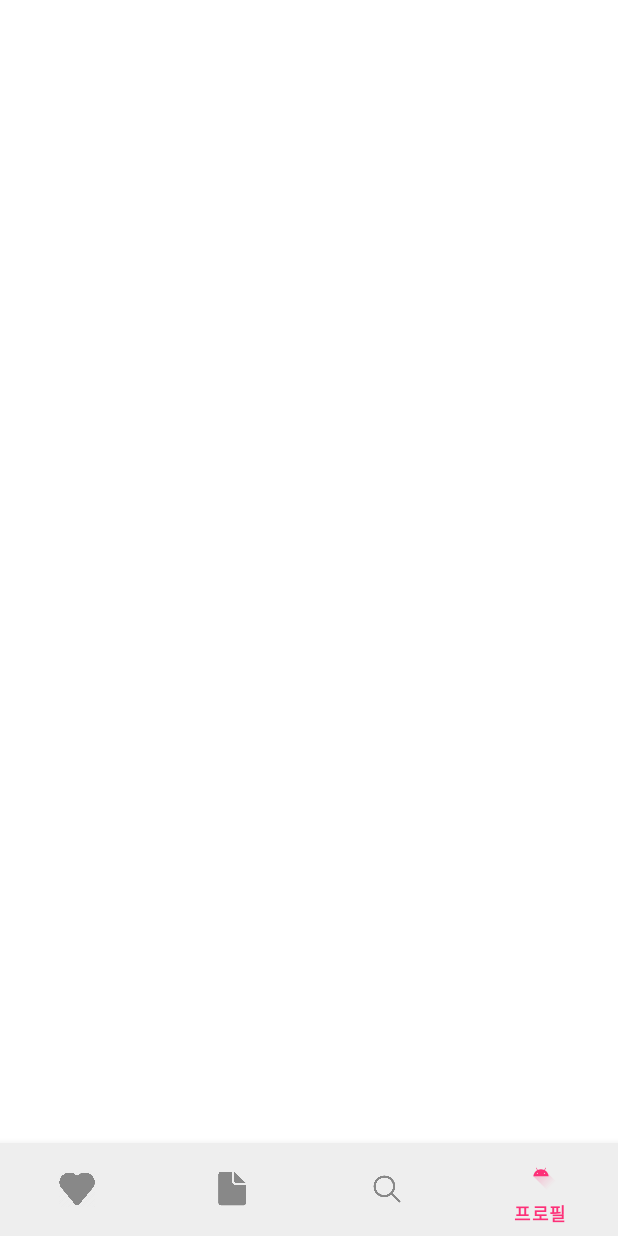
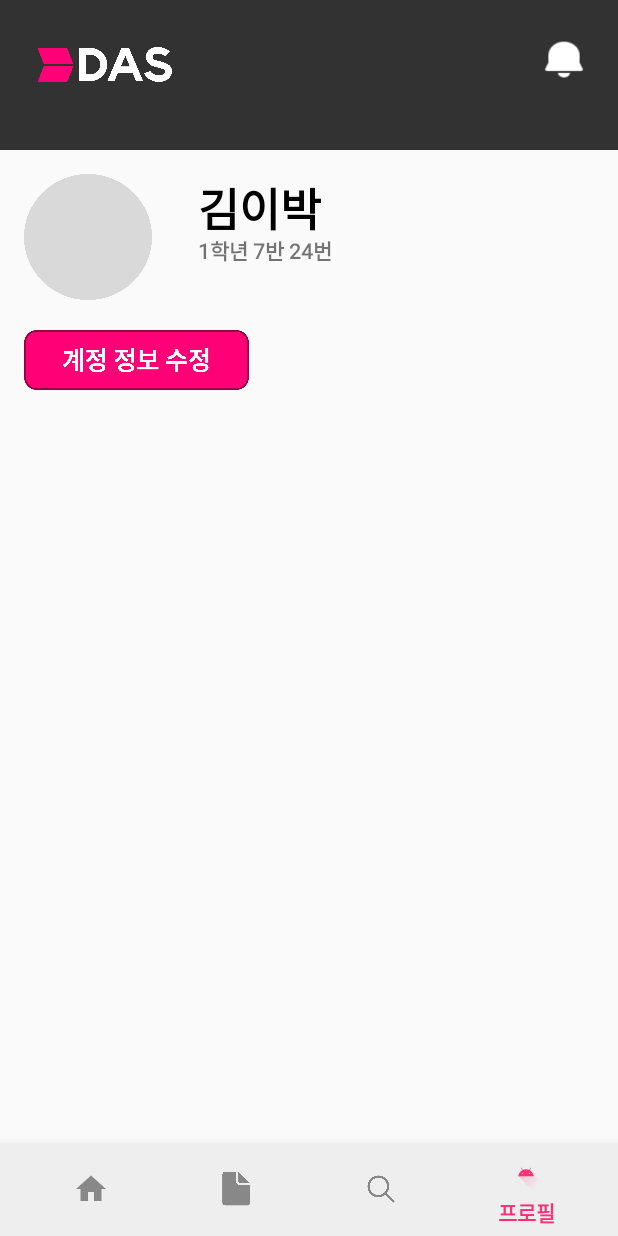
Before and after one commit to Dsm-DAS/DAS_Android, an Android app: the screen it shows after launch (MainActivity), item 4 of the bottom bar chosen, on a phone screen of 412 x 824 dp. Run offline under Robolectric (Android 15) with nearby library versions, the phone set to English and light mode, and no system bars.

Commit message:
커밋밋

```diff
--- /dev/null
+++ b/Das_Android/app/src/main/res/drawable/ic_baseline_home_24.xml
@@ -0,0 +1,5 @@
+<vector android:height="24dp" android:tint="#878787"
+    android:viewportHeight="24" android:viewportWidth="24"
+    android:width="24dp" xmlns:android="http://schemas.android.com/apk/res/android">
+    <path android:fillColor="@android:color/white" android:pathData="M10,20v-6h4v6h5v-8h3L12,3 2,12h3v8z"/>
+</vector>
--- a/Das_Android/app/src/main/res/layout/activity_main.xml
+++ b/Das_Android/app/src/main/res/layout/activity_main.xml
@@ -8,7 +8,7 @@
 
     <androidx.constraintlayout.widget.ConstraintLayout
         android:layout_width="match_parent"
-        android:layout_height="828dp"
+        android:layout_height="0dp"
         android:id="@+id/frame"
         app:layout_constraintBottom_toTopOf="@+id/bottomNavigationView"
         app:layout_constraintEnd_toEndOf="parent"
--- a/Das_Android/app/src/main/res/layout/fragment__mypage.xml
+++ b/Das_Android/app/src/main/res/layout/fragment__mypage.xml
@@ -1,13 +1,93 @@
 <FrameLayout xmlns:android="http://schemas.android.com/apk/res/android"
+    xmlns:app="http://schemas.android.com/apk/res-auto"
     xmlns:tools="http://schemas.android.com/tools"
     android:layout_width="match_parent"
     android:layout_height="match_parent"
     tools:context="Fragment.MypageFragment">
 
-    <!-- TODO: Update blank fragment layout -->
-    <TextView
+
+
+    <androidx.constraintlayout.widget.ConstraintLayout
         android:layout_width="match_parent"
-        android:layout_height="match_parent"
-        android:text="@string/hello_blank_fragment" />
+        android:layout_height="100dp"
+        android:background="#323232">
+
+        <ImageView
+            android:id="@+id/imageView"
+            android:layout_width="89dp"
+            android:layout_height="23dp"
+            android:layout_marginStart="25dp"
+            android:layout_marginTop="31dp"
+            android:background="@drawable/img"
+            app:layout_constraintStart_toStartOf="parent"
+            app:layout_constraintTop_toTopOf="parent">
+
+        </ImageView>
+
+        <ImageView
+            android:layout_width="33dp"
+            android:layout_height="29dp"
+            android:layout_marginTop="25dp"
+            android:layout_marginEnd="19dp"
+            android:background="@drawable/alarm"
+            app:layout_constraintEnd_toEndOf="parent"
+            app:layout_constraintTop_toTopOf="parent" />
+    </androidx.constraintlayout.widget.ConstraintLayout>
+
+    <androidx.constraintlayout.widget.ConstraintLayout
+        android:layout_width="match_parent"
+        android:layout_height="680dp"
+        android:layout_marginTop="100dp"
+        android:layout_marginBottom="300dp">
+
+
+        <ImageView
+            android:id="@+id/profile"
+            android:layout_width="85dp"
+            android:layout_height="84dp"
+            android:layout_marginStart="16dp"
+            android:layout_marginTop="16dp"
+            android:background="@drawable/img_2"
+            app:layout_constraintStart_toStartOf="parent"
+            app:layout_constraintTop_toTopOf="parent" />
+
+        <TextView
+            android:id="@+id/profile_name"
+            android:layout_width="110dp"
+            android:layout_height="41dp"
+            android:layout_marginTop="16dp"
+            android:layout_marginEnd="170dp"
+            android:fontFamily="@font/suit"
+            android:text="김이박"
+            android:textColor="@color/black"
+            android:textFontWeight="700"
+            android:textStyle="bold"
+            android:textSize="30sp"
+            app:layout_constraintEnd_toEndOf="parent"
+            app:layout_constraintTop_toTopOf="parent" />
+
+
+        <TextView
+            android:layout_width="110dp"
+            android:layout_height="30dp"
+            android:layout_marginTop="56dp"
+            android:layout_marginEnd="170dp"
+            app:layout_constraintEnd_toEndOf="parent"
+            android:textStyle="bold"
+            app:layout_constraintStart_toStartOf="@+id/profile_name"
+            android:text="1학년 7반 24번"
+            android:fontFamily="@font/suit"
+            android:textFontWeight="700"
+            app:layout_constraintTop_toTopOf="parent" />
+
+        <ImageView
+            android:layout_width="150dp"
+            android:layout_height="40dp"
+            android:layout_marginStart="16dp"
+            android:layout_marginTop="120dp"
+            android:background="@drawable/img_3"
+            app:layout_constraintStart_toStartOf="parent"
+            app:layout_constraintTop_toTopOf="parent" />
+    </androidx.constraintlayout.widget.ConstraintLayout>
 
 </FrameLayout>
--- a/Das_Android/app/src/main/res/menu/item_list.xml
+++ b/Das_Android/app/src/main/res/menu/item_list.xml
@@ -3,7 +3,7 @@
     <item
         android:id="@+id/main"
         android:title="홈"
-        android:icon="@drawable/img_10"/>
+        android:icon="@drawable/ic_baseline_home_24"/>
     <item
         android:id="@+id/text"
         android:title="글"
--- a/Das_Android/app/src/main/res/values-night/themes.xml
+++ b/Das_Android/app/src/main/res/values-night/themes.xml
@@ -1,6 +1,6 @@
 <resources xmlns:tools="http://schemas.android.com/tools">
     <!-- Base application theme. -->
-    <style name="Theme.Das_Android" parent="Theme.MaterialComponents.DayNight.DarkActionBar">
+    <style name="Theme.Das_Android" parent="Theme.AppCompat.DayNight.NoActionBar">
         <!-- Primary brand color. -->
         <item name="colorPrimary">@color/purple_200</item>
         <item name="colorPrimaryVariant">@color/purple_700</item>
--- a/Das_Android/app/src/main/res/values/themes.xml
+++ b/Das_Android/app/src/main/res/values/themes.xml
@@ -1,6 +1,6 @@
 <resources xmlns:tools="http://schemas.android.com/tools">
     <!-- Base application theme. -->
-    <style name="Theme.Das_Android" parent="Theme.MaterialComponents.DayNight.DarkActionBar">
+    <style name="Theme.Das_Android" parent="Theme.AppCompat.Light.NoActionBar">
         <!-- Primary brand color. -->
         <item name="colorPrimary">@color/purple_500</item>
         <item name="android:windowFullscreen">true</item>
```
Also changed, not shown: Das_Android/app/src/main/res/layout/fragment_mainpage.xml (+63 -42 lines), Das_Android/app/src/main/res/drawable/img.png (added), Das_Android/app/src/main/res/drawable/img_2.png (added), Das_Android/app/src/main/res/drawable/img_3.png (added).
